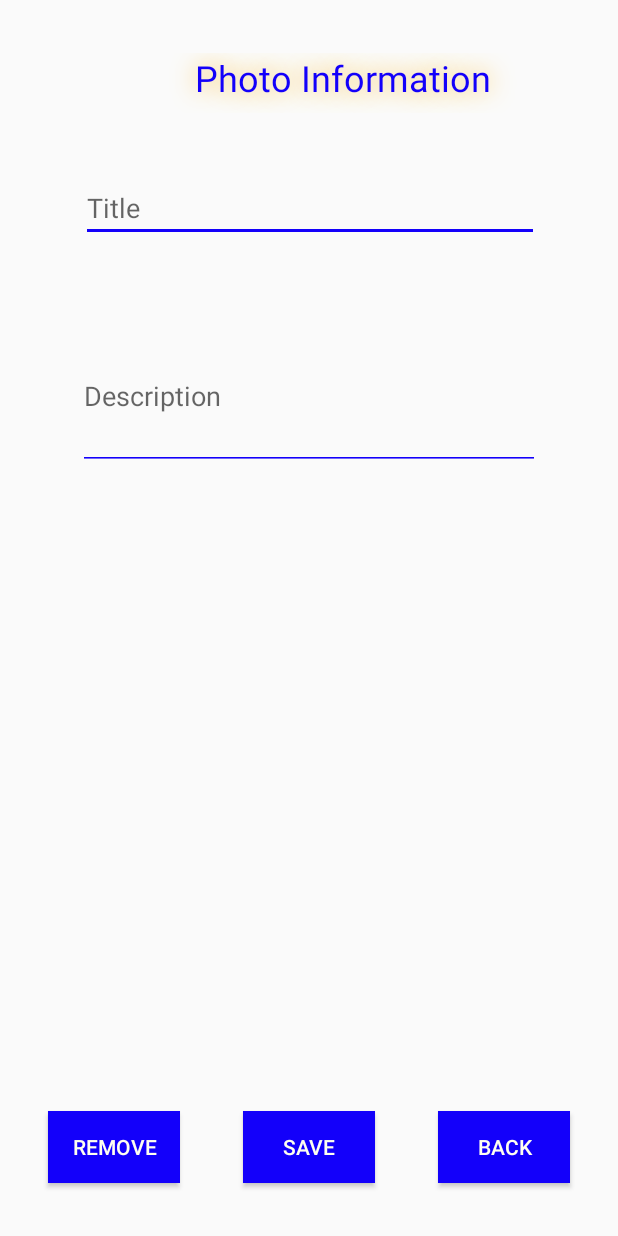
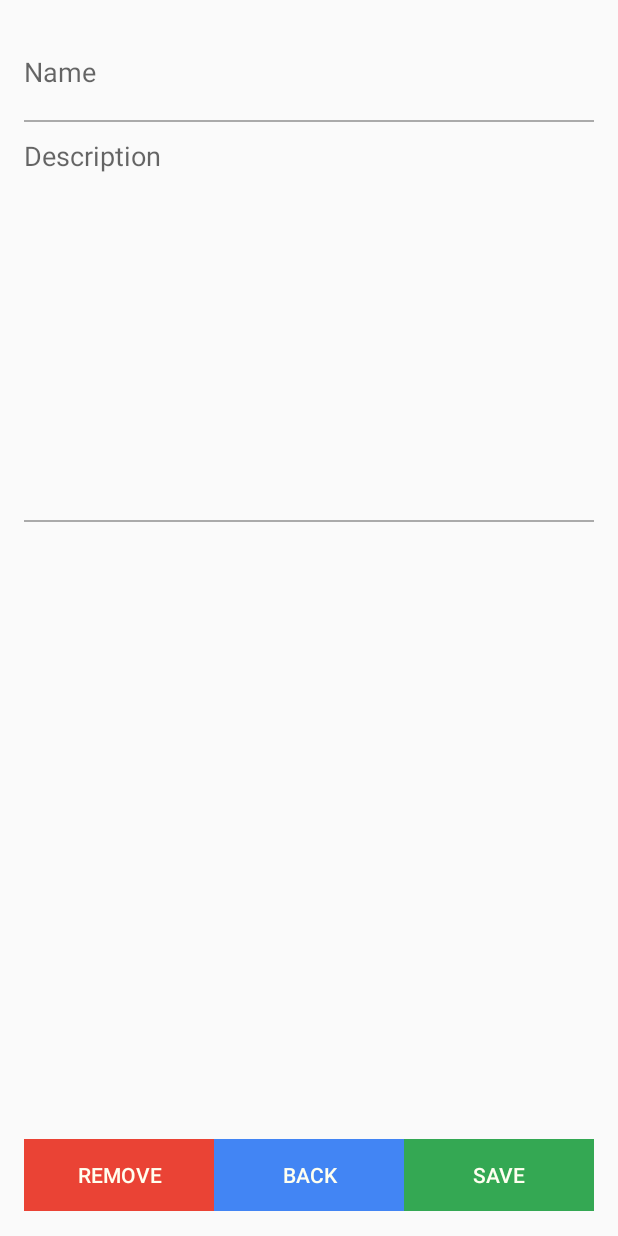
Before and after one commit to Surbhipatel9/drone-bridge-inspection-android, an Android app: the ImageUpdateActivity screen opened directly, with no data from a screen before it, on a phone screen of 412 x 824 dp. Run offline under Robolectric (Android 15) with nearby library versions, the phone set to English and light mode, and no system bars.

Commit message:
Remake of a couple xmls

```diff
--- a/app/src/main/res/layout/activity_home.xml
+++ b/app/src/main/res/layout/activity_home.xml
@@ -46,9 +46,7 @@
             app:layout_constraintLeft_toLeftOf="parent"
             app:layout_constraintRight_toRightOf="parent"
             app:layout_constraintTop_toTopOf="parent"
-            app:layout_constraintVertical_bias="0.957" /><![CDATA[
+            app:layout_constraintVertical_bias="0.957" />
 
-        />
-    ]]>
     </android.support.constraint.ConstraintLayout>
 </android.support.design.widget.CoordinatorLayout>
--- a/app/src/main/res/layout/activity_image_update.xml
+++ b/app/src/main/res/layout/activity_image_update.xml
@@ -12,138 +12,97 @@
     tools:context="xyz.maxime_brgt.testretrofit.MainActivity"
     tools:layout_editor_absoluteY="81dp">
 
+    <LinearLayout xmlns:android="http://schemas.android.com/apk/res/android"
+        xmlns:tools="http://schemas.android.com/tools"
+        android:layout_width="fill_parent"
+        android:layout_height="fill_parent"
+        android:orientation="vertical"
+        android:weightSum="3">
+
+
+        <EditText
+            android:id="@+id/name"
+            android:layout_width="match_parent"
+            android:layout_height="wrap_content"
+            android:layout_weight="0.1"
+            android:background="@android:color/transparent"
+            android:backgroundTint="@color/mainColor"
+            android:ems="10"
+            android:inputType="textCapSentences"
+            android:hint="Name"
+            android:paddingBottom="10dp"
+            android:paddingTop="10dp" />
+
+        <View
+            android:layout_width="match_parent"
+            android:layout_height="1dp"
+            android:background="@android:color/darker_gray" />
+
+        <EditText
+            android:id="@+id/description"
+            android:layout_width="match_parent"
+            android:layout_height="wrap_content"
+            android:layout_weight="0.8"
+            android:background="@android:color/transparent"
+            android:backgroundTint="@color/mainColor"
+            android:ems="10"
+            android:gravity="top|left"
+            android:hint="Description"
+            android:inputType="textMultiLine"
+            android:lines="4"
+            android:paddingBottom="10dp"
+            android:paddingTop="10dp" />
+
+        <View
+            android:layout_width="match_parent"
+            android:layout_height="1dp"
+            android:background="@android:color/darker_gray" />
 
         <ImageView
             android:id="@+id/imageView"
-        android:layout_width="341dp"
-        android:layout_height="199dp"
-        android:layout_marginBottom="8dp"
-        android:layout_marginEnd="8dp"
-        android:layout_marginTop="8dp"
-        android:background="@android:color/transparent"
-        app:layout_constraintBottom_toBottomOf="parent"
-        app:layout_constraintEnd_toEndOf="parent"
-        app:layout_constraintHorizontal_bias="0.527"
-        app:layout_constraintStart_toStartOf="parent"
-        app:layout_constraintTop_toTopOf="parent"
-        app:layout_constraintVertical_bias="0.688" />
+            android:layout_width="fill_parent"
+            android:layout_height="wrap_content"
+            android:layout_weight="2.1"
+            android:background="@android:color/transparent" />
 
-    <EditText
-        android:id="@+id/name"
-        android:layout_width="305dp"
+        <LinearLayout xmlns:android="http://schemas.android.com/apk/res/android"
+            xmlns:tools="http://schemas.android.com/tools"
+            android:layout_width="fill_parent"
             android:layout_height="wrap_content"
-        android:layout_marginBottom="8dp"
-        android:layout_marginTop="2dp"
+            android:orientation="horizontal"
+            android:weightSum="3">
 
-        android:backgroundTint="@color/mainColor"
-        android:ems="10"
-        android:hint="@string/input_title"
-        android:inputType="textCapSentences"
-        app:layout_constraintBottom_toBottomOf="parent"
-        app:layout_constraintEnd_toEndOf="parent"
-        app:layout_constraintHorizontal_bias="0.507"
-        app:layout_constraintLeft_toLeftOf="parent"
-        app:layout_constraintRight_toRightOf="parent"
-        app:layout_constraintStart_toStartOf="parent"
-        app:layout_constraintTop_toTopOf="parent"
-        app:layout_constraintVertical_bias="0.133" />
+
+            <Button
+                android:id="@+id/removeButton"
+                android:layout_width="wrap_content"
+                android:layout_height="wrap_content"
+                android:background="@color/redButton"
+                android:text="@string/removeButton"
+                android:textColor="@color/queueBackground"
+                android:layout_weight="1"/>
 
             <Button
                 android:id="@+id/button3"
                 android:layout_width="wrap_content"
                 android:layout_height="wrap_content"
-        android:layout_marginBottom="8dp"
-        android:layout_marginTop="8dp"
-        android:background="@color/mainColor"
+                android:background="@color/blueButton"
                 android:onClick="backButton"
                 android:text="@string/backButton"
                 android:textColor="@color/queueBackground"
-        app:layout_constraintBottom_toBottomOf="parent"
-        app:layout_constraintEnd_toEndOf="parent"
-        app:layout_constraintHorizontal_bias="0.945"
-        app:layout_constraintLeft_toLeftOf="parent"
-        app:layout_constraintRight_toRightOf="parent"
-        app:layout_constraintStart_toStartOf="parent"
-        app:layout_constraintTop_toTopOf="parent"
-        app:layout_constraintVertical_bias="0.984" />
-
-    <EditText
-        android:id="@+id/description"
-        android:layout_width="308dp"
-        android:layout_height="98dp"
-        android:layout_marginBottom="8dp"
-        android:layout_marginTop="8dp"
-        android:backgroundTint="@color/mainColor"
-        android:ems="10"
-        android:hint="Description"
-        android:inputType="textMultiLine"
-        app:layout_constraintBottom_toBottomOf="parent"
-        app:layout_constraintEnd_toEndOf="parent"
-        app:layout_constraintLeft_toLeftOf="parent"
-        app:layout_constraintRight_toRightOf="parent"
-        app:layout_constraintStart_toStartOf="parent"
-        app:layout_constraintTop_toTopOf="parent"
-        app:layout_constraintVertical_bias="0.282" />
-
-    <TextView
-        android:id="@+id/textView3"
-        android:layout_width="305dp"
-        android:layout_height="40dp"
-        android:layout_marginBottom="8dp"
-        android:layout_marginEnd="8dp"
-        android:layout_marginRight="16dp"
-        android:layout_marginStart="8dp"
-        android:layout_marginTop="8dp"
-        android:shadowColor="@android:color/holo_orange_light"
-        android:shadowRadius="20"
-        android:text="@string/updateLabel"
-        android:textAlignment="center"
-        android:textAppearance="@style/TextAppearance.AppCompat.Headline"
-        android:textColor="@color/mainColor"
-        app:layout_constraintBottom_toBottomOf="parent"
-        app:layout_constraintEnd_toEndOf="parent"
-        app:layout_constraintHorizontal_bias="0.873"
-        app:layout_constraintRight_toRightOf="parent"
-        app:layout_constraintStart_toStartOf="parent"
-        app:layout_constraintTop_toTopOf="parent"
-        app:layout_constraintVertical_bias="0.015" />
-
-    <Button
-        android:id="@+id/removeButton"
-        android:layout_width="wrap_content"
-        android:layout_height="wrap_content"
-        android:layout_marginBottom="8dp"
-        android:layout_marginEnd="8dp"
-        android:layout_marginLeft="16dp"
-        android:layout_marginStart="8dp"
-        android:layout_marginTop="8dp"
-        android:background="@color/mainColor"
-        android:text="@string/removeButton"
-        android:textColor="@color/queueBackground"
-        app:layout_constraintBottom_toBottomOf="parent"
-        app:layout_constraintEnd_toEndOf="parent"
-        app:layout_constraintHorizontal_bias="0.028"
-        app:layout_constraintLeft_toLeftOf="parent"
-        app:layout_constraintStart_toStartOf="parent"
-        app:layout_constraintTop_toTopOf="parent"
-        app:layout_constraintVertical_bias="0.984" />
+                android:layout_weight="1"/>
 
             <Button
                 android:id="@+id/saveButton"
                 android:layout_width="wrap_content"
                 android:layout_height="wrap_content"
-        android:layout_marginBottom="8dp"
-        android:layout_marginEnd="8dp"
-        android:layout_marginStart="8dp"
-        android:layout_marginTop="8dp"
-        android:background="@color/mainColor"
+                android:background="@color/greenButton"
                 android:text="Save"
                 android:textColor="@color/queueBackground"
-        app:layout_constraintBottom_toBottomOf="parent"
-        app:layout_constraintEnd_toEndOf="parent"
-        app:layout_constraintLeft_toLeftOf="parent"
-        app:layout_constraintStart_toStartOf="parent"
-        app:layout_constraintTop_toTopOf="parent"
-        app:layout_constraintVertical_bias="0.984" />
+                android:layout_weight="1"/>
+
+        </LinearLayout>
+
+    </LinearLayout>
 
 </android.support.constraint.ConstraintLayout>
--- a/app/src/main/res/values/colors.xml
+++ b/app/src/main/res/values/colors.xml
@@ -11,4 +11,8 @@
     <color name="mainColor">#1300fa</color>
 
     <color name ="yepp">#000000</color>
+    <color name="redButton">#EA4335</color>
+    <color name="blueButton">#4285F4</color>
+    <color name="greenButton">#34A853</color>
+    <color name="white">#FFFFFF</color>
 </resources>
--- a/app/src/main/res/values/styles.xml
+++ b/app/src/main/res/values/styles.xml
@@ -17,4 +17,10 @@
 
     <style name="AppTheme.PopupOverlay" parent="ThemeOverlay.AppCompat.Light" />
 
+    <style name="FullWidthEditText" parent="Widget.AppCompat.EditText">
+        <item name="android:padding">20dp</item>
+        <item name="android:background">@null</item>
+        <item name="android:textSize">@dimen/abc_text_size_subhead_material</item>
+    </style>
+
 </resources>
```
Also changed, not shown: app/src/main/res/layout/activity_image_edit.xml (+67 -79 lines). Lines whose indentation alone changed are shown as unchanged.
